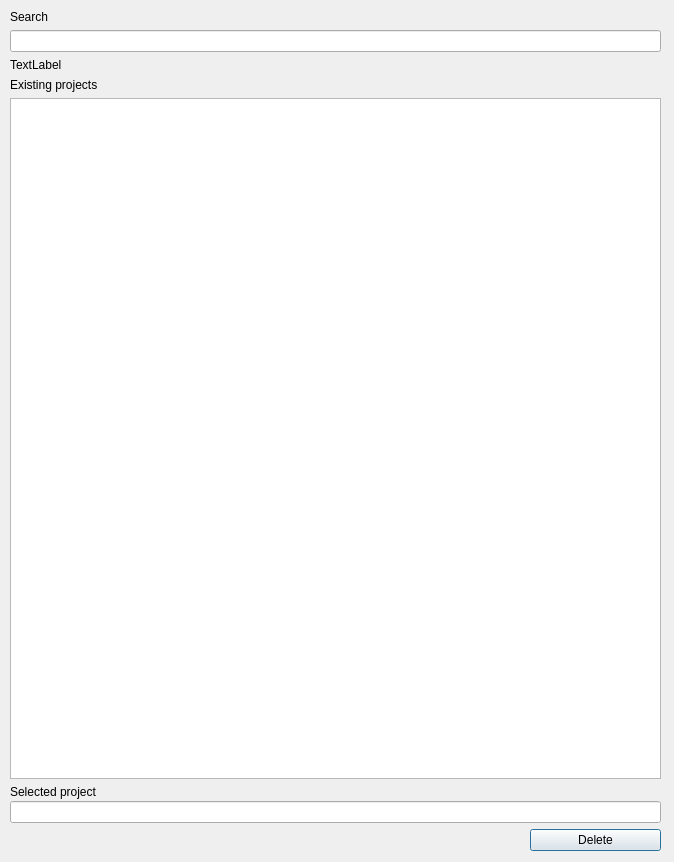
urban233/PySSA, file pyssa/gui/ui/forms/delete_project_view.ui: the form before one commit.
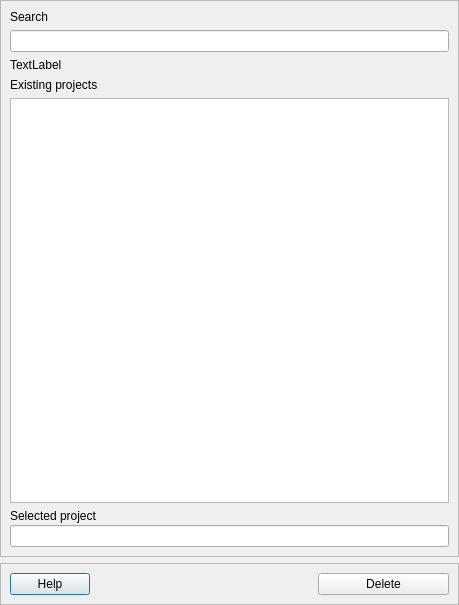
The form after the commit.

Commit message: update: added new help design to dialogs

```diff
--- a/pyssa/gui/ui/forms/delete_project_view.ui
+++ b/pyssa/gui/ui/forms/delete_project_view.ui
@@ -6,21 +6,33 @@
    <rect>
     <x>0</x>
     <y>0</y>
-    <width>674</width>
-    <height>862</height>
+    <width>459</width>
+    <height>605</height>
    </rect>
   </property>
   <property name="windowTitle">
    <string>Dialog</string>
   </property>
-  <widget class="QWidget" name="layoutWidget">
-   <property name="geometry">
-    <rect>
-     <x>10</x>
-     <y>10</y>
-     <width>651</width>
-     <height>841</height>
-    </rect>
+  <layout class="QVBoxLayout" name="verticalLayout_5">
+   <property name="leftMargin">
+    <number>0</number>
+   </property>
+   <property name="topMargin">
+    <number>0</number>
+   </property>
+   <property name="rightMargin">
+    <number>0</number>
+   </property>
+   <property name="bottomMargin">
+    <number>0</number>
+   </property>
+   <item>
+    <widget class="QFrame" name="frame">
+     <property name="frameShape">
+      <enum>QFrame::StyledPanel</enum>
+     </property>
+     <property name="frameShadow">
+      <enum>QFrame::Raised</enum>
    </property>
    <layout class="QVBoxLayout" name="verticalLayout_3">
     <item>
@@ -79,8 +91,27 @@
       </item>
      </layout>
     </item>
+     </layout>
+    </widget>
+   </item>
+   <item>
+    <widget class="QFrame" name="frame_bottom">
+     <property name="frameShape">
+      <enum>QFrame::StyledPanel</enum>
+     </property>
+     <property name="frameShadow">
+      <enum>QFrame::Raised</enum>
+     </property>
+     <layout class="QVBoxLayout" name="verticalLayout_4">
     <item>
      <layout class="QHBoxLayout" name="horizontalLayout">
+        <item>
+         <widget class="QPushButton" name="btn_help">
+          <property name="text">
+           <string>Help</string>
+          </property>
+         </widget>
+        </item>
       <item>
        <spacer name="horizontalSpacer_12">
         <property name="orientation">
@@ -111,6 +142,8 @@
     </item>
    </layout>
   </widget>
+   </item>
+  </layout>
  </widget>
  <resources/>
  <connections/>
```
Lines whose indentation alone changed are shown as unchanged. The commit also changes 20 other files.
